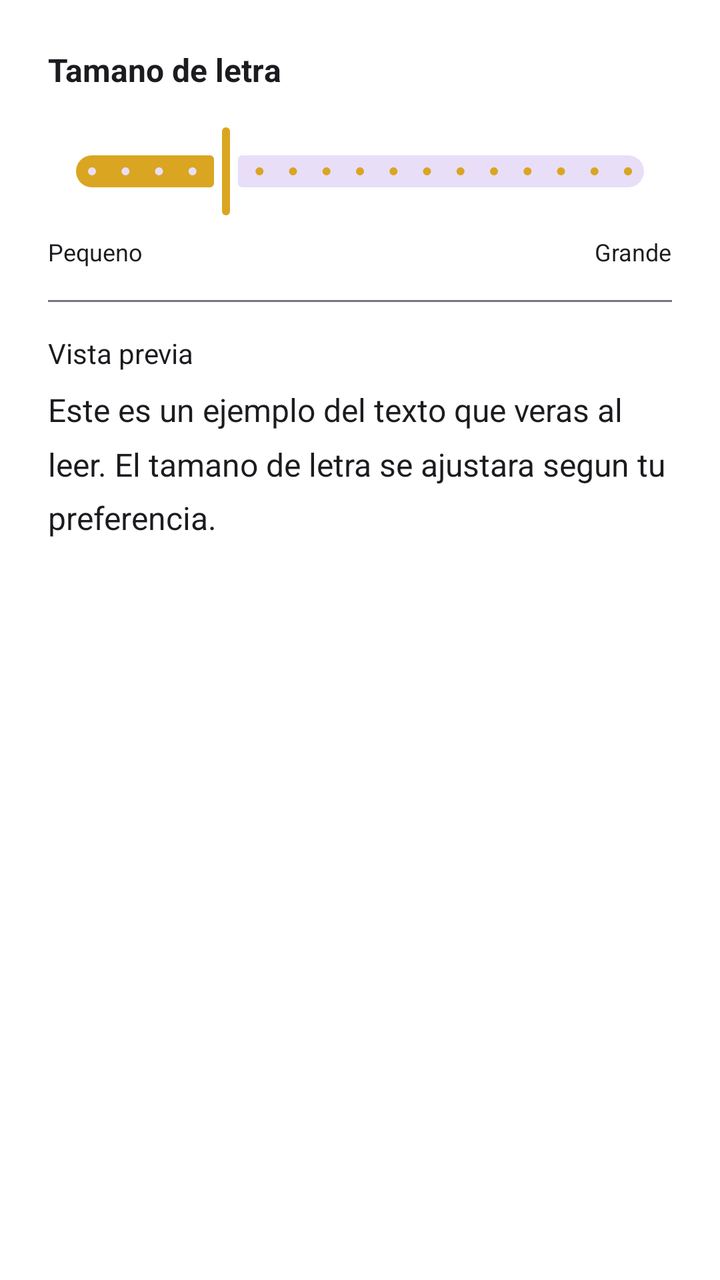
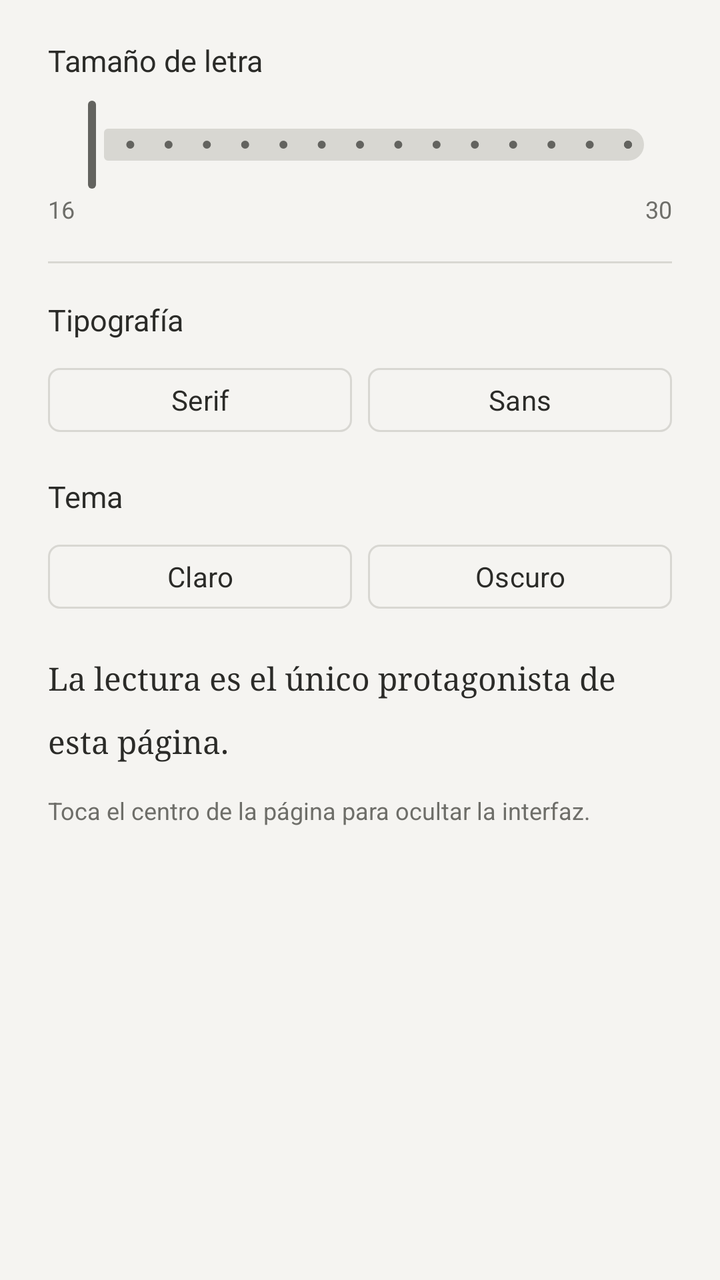

Two renders of the same Android screen: before a commit and after it. Below are the layout's source before the change and the commit's diff.
<!-- AndroidManifest.xml: application theme Theme.Leelo -->
<!-- res/layout/dialog_reading_settings.xml -->
<?xml version="1.0" encoding="utf-8"?>
<LinearLayout xmlns:android="http://schemas.android.com/apk/res/android"
    xmlns:app="http://schemas.android.com/apk/res-auto"
    android:layout_width="match_parent"
    android:layout_height="wrap_content"
    android:orientation="vertical"
    android:padding="24dp">

    <TextView
        android:layout_width="wrap_content"
        android:layout_height="wrap_content"
        android:layout_marginBottom="16dp"
        android:text="Tamano de letra"
        android:textColor="?attr/colorOnSurface"
        android:textSize="16sp"
        android:textStyle="bold" />

    <com.google.android.material.slider.Slider
        android:id="@+id/fontSizeSlider"
        android:layout_width="match_parent"
        android:layout_height="wrap_content"
        android:stepSize="1"
        android:value="16"
        android:valueFrom="12"
        android:valueTo="28"
        app:labelBehavior="floating"
        app:thumbColor="@color/gold"
        app:trackColorActive="@color/gold" />

    <LinearLayout
        android:layout_width="match_parent"
        android:layout_height="wrap_content"
        android:layout_marginTop="8dp"
        android:gravity="center_vertical"
        android:orientation="horizontal">

        <TextView
            android:layout_width="wrap_content"
            android:layout_height="wrap_content"
            android:text="Pequeno"
            android:textColor="?attr/colorOnSurface"
            android:textSize="12sp" />

        <View
            android:layout_width="0dp"
            android:layout_height="0dp"
            android:layout_weight="1" />

        <TextView
            android:layout_width="wrap_content"
            android:layout_height="wrap_content"
            android:text="Grande"
            android:textColor="?attr/colorOnSurface"
            android:textSize="12sp" />

    </LinearLayout>

    <View
        android:layout_width="match_parent"
        android:layout_height="1dp"
        android:layout_marginVertical="16dp"
        android:background="?attr/colorOutline" />

    <TextView
        android:layout_width="wrap_content"
        android:layout_height="wrap_content"
        android:layout_marginBottom="8dp"
        android:text="Vista previa"
        android:textColor="?attr/colorOnSurface"
        android:textSize="14sp" />

    <TextView
        android:id="@+id/previewText"
        android:layout_width="match_parent"
        android:layout_height="wrap_content"
        android:lineSpacingMultiplier="1.4"
        android:text="Este es un ejemplo del texto que veras al leer. El tamano de letra se ajustara segun tu preferencia."
        android:textColor="?attr/colorOnSurface"
        android:textSize="16sp" />

</LinearLayout>
<!-- resources referenced by this layout -->
<resources>
  <color name="gold">#DAA520</color>
  <style name="Theme.Leelo" parent="Base.Theme.Leelo" />
  <style name="Base.Theme.Leelo" parent="Theme.Material3.DayNight.NoActionBar">
          <item name="colorPrimary">@color/gold</item>
          <item name="colorPrimaryVariant">@color/gold</item>
          <item name="colorOnPrimary">@color/black</item>
          <item name="colorSecondary">@color/gold</item>
          <item name="colorSecondaryVariant">@color/gold</item>
          <item name="colorOnSecondary">@color/black</item>
          
          <item name="android:colorBackground">@color/background_light</item>
          <item name="colorSurface">@color/surface_light</item>
          <item name="colorOnBackground">@color/on_background_light</item>
          <item name="colorOnSurface">@color/on_surface_light</item>
          
          <item name="android:statusBarColor">@color/background_light</item>
          <item name="android:windowLightStatusBar" tools:targetApi="m">true</item>
          <item name="android:navigationBarColor">@color/background_light</item>
      </style>
  <color name="black">#FF000000</color>
  <color name="background_light">#FFFFFF</color>
  <color name="surface_light">#FFFFFF</color>
  <color name="on_background_light">#1C1B1F</color>
  <color name="on_surface_light">#1C1B1F</color>
</resources>

<!-- the commit's change to res/layout/dialog_reading_settings.xml (unified diff, before → after) -->
@@ -4,78 +4,139 @@
     android:layout_width="match_parent"
     android:layout_height="wrap_content"
     android:orientation="vertical"
-    android:padding="24dp">
+    android:paddingStart="24dp"
+    android:paddingTop="20dp"
+    android:paddingEnd="24dp"
+    android:paddingBottom="16dp">
 
     <TextView
         android:layout_width="wrap_content"
         android:layout_height="wrap_content"
-        android:layout_marginBottom="16dp"
-        android:text="Tamano de letra"
+        android:text="Tamaño de letra"
         android:textColor="?attr/colorOnSurface"
-        android:textSize="16sp"
-        android:textStyle="bold" />
+        android:textSize="15sp" />
 
     <com.google.android.material.slider.Slider
         android:id="@+id/fontSizeSlider"
         android:layout_width="match_parent"
         android:layout_height="wrap_content"
+        android:layout_marginTop="8dp"
         android:stepSize="1"
         android:value="16"
-        android:valueFrom="12"
-        android:valueTo="28"
-        app:labelBehavior="floating"
-        app:thumbColor="@color/gold"
-        app:trackColorActive="@color/gold" />
+        android:valueFrom="16"
+        android:valueTo="30"
+        app:labelBehavior="gone"
+        app:thumbColor="?attr/colorPrimary"
+        app:trackColorActive="?attr/colorPrimary"
+        app:trackColorInactive="?attr/colorOutline" />
 
     <LinearLayout
         android:layout_width="match_parent"
         android:layout_height="wrap_content"
-        android:layout_marginTop="8dp"
-        android:gravity="center_vertical"
         android:orientation="horizontal">
+
+        <TextView
+            android:layout_width="0dp"
+            android:layout_height="wrap_content"
+            android:layout_weight="1"
+            android:text="16"
+            android:textColor="?attr/colorOnSurfaceVariant"
+            android:textSize="12sp" />
 
         <TextView
             android:layout_width="wrap_content"
             android:layout_height="wrap_content"
-            android:text="Pequeno"
-            android:textColor="?attr/colorOnSurface"
+            android:text="30"
+            android:textColor="?attr/colorOnSurfaceVariant"
             android:textSize="12sp" />
-
-        <View
-            android:layout_width="0dp"
-            android:layout_height="0dp"
-            android:layout_weight="1" />
-
-        <TextView
-            android:layout_width="wrap_content"
-            android:layout_height="wrap_content"
-            android:text="Grande"
-            android:textColor="?attr/colorOnSurface"
-            android:textSize="12sp" />
-
     </LinearLayout>
 
     <View
         android:layout_width="match_parent"
         android:layout_height="1dp"
-        android:layout_marginVertical="16dp"
+        android:layout_marginVertical="18dp"
         android:background="?attr/colorOutline" />
 
     <TextView
         android:layout_width="wrap_content"
         android:layout_height="wrap_content"
-        android:layout_marginBottom="8dp"
-        android:text="Vista previa"
+        android:text="Tipografía"
         android:textColor="?attr/colorOnSurface"
-        android:textSize="14sp" />
+        android:textSize="15sp" />
+
+    <LinearLayout
+        android:layout_width="match_parent"
+        android:layout_height="wrap_content"
+        android:layout_marginTop="10dp"
+        android:orientation="horizontal">
+
+        <com.google.android.material.button.MaterialButton
+            android:id="@+id/buttonFontSerif"
+            style="@style/Widget.Leelo.OutlinedButton"
+            android:layout_width="0dp"
+            android:layout_height="40dp"
+            android:layout_weight="1"
+            android:text="Serif" />
+
+        <com.google.android.material.button.MaterialButton
+            android:id="@+id/buttonFontSans"
+            style="@style/Widget.Leelo.OutlinedButton"
+            android:layout_width="0dp"
+            android:layout_height="40dp"
+            android:layout_marginStart="8dp"
+            android:layout_weight="1"
+            android:text="Sans" />
+    </LinearLayout>
+
+    <TextView
+        android:layout_width="wrap_content"
+        android:layout_height="wrap_content"
+        android:layout_marginTop="18dp"
+        android:text="Tema"
+        android:textColor="?attr/colorOnSurface"
+        android:textSize="15sp" />
+
+    <LinearLayout
+        android:layout_width="match_parent"
+        android:layout_height="wrap_content"
+        android:layout_marginTop="10dp"
+        android:orientation="horizontal">
+
+        <com.google.android.material.button.MaterialButton
+            android:id="@+id/buttonThemeLight"
+            style="@style/Widget.Leelo.OutlinedButton"
+            android:layout_width="0dp"
+            android:layout_height="40dp"
+            android:layout_weight="1"
+            android:text="Claro" />
+
+        <com.google.android.material.button.MaterialButton
+            android:id="@+id/buttonThemeDark"
+            style="@style/Widget.Leelo.OutlinedButton"
+            android:layout_width="0dp"
+            android:layout_height="40dp"
+            android:layout_marginStart="8dp"
+            android:layout_weight="1"
+            android:text="Oscuro" />
+    </LinearLayout>
 
     <TextView
         android:id="@+id/previewText"
         android:layout_width="match_parent"
         android:layout_height="wrap_content"
-        android:lineSpacingMultiplier="1.4"
-        android:text="Este es un ejemplo del texto que veras al leer. El tamano de letra se ajustara segun tu preferencia."
+        android:layout_marginTop="20dp"
+        android:fontFamily="serif"
+        android:lineSpacingMultiplier="1.6"
+        android:text="La lectura es el único protagonista de esta página."
         android:textColor="?attr/colorOnSurface"
         android:textSize="16sp" />
 
+    <TextView
+        android:layout_width="match_parent"
+        android:layout_height="wrap_content"
+        android:layout_marginTop="16dp"
+        android:text="Toca el centro de la página para ocultar la interfaz."
+        android:textColor="?attr/colorOnSurfaceVariant"
+        android:textSize="12sp" />
+
 </LinearLayout>
<!-- resource entries referenced after the edit -->
@@ -1,28 +1,45 @@
 <!-- resources referenced by this layout -->
 <resources>
-  <color name="gold">#DAA520</color>
+  <style name="Widget.Leelo.OutlinedButton" parent="Widget.Material3.Button.OutlinedButton">
+          <item name="cornerRadius">6dp</item>
+          <item name="strokeWidth">1dp</item>
+          <item name="strokeColor">?attr/colorOutline</item>
+          <item name="backgroundTint">@android:color/transparent</item>
+          <item name="android:textColor">?attr/colorOnSurface</item>
+          <item name="android:textAllCaps">false</item>
+          <item name="iconTint">?attr/colorOnSurface</item>
+          <item name="android:stateListAnimator">@null</item>
+      </style>
   <style name="Theme.Leelo" parent="Base.Theme.Leelo" />
   <style name="Base.Theme.Leelo" parent="Theme.Material3.DayNight.NoActionBar">
-          <item name="colorPrimary">@color/gold</item>
-          <item name="colorPrimaryVariant">@color/gold</item>
-          <item name="colorOnPrimary">@color/black</item>
-          <item name="colorSecondary">@color/gold</item>
-          <item name="colorSecondaryVariant">@color/gold</item>
-          <item name="colorOnSecondary">@color/black</item>
-          
-          <item name="android:colorBackground">@color/background_light</item>
-          <item name="colorSurface">@color/surface_light</item>
-          <item name="colorOnBackground">@color/on_background_light</item>
-          <item name="colorOnSurface">@color/on_surface_light</item>
-          
-          <item name="android:statusBarColor">@color/background_light</item>
+          <item name="colorPrimary">@color/accent</item>
+          <item name="colorOnPrimary">@color/accent_on</item>
+          <item name="colorSecondary">@color/accent</item>
+          <item name="colorOnSecondary">@color/accent_on</item>
+  
+          <item name="android:colorBackground">@color/paper</item>
+          <item name="colorOnBackground">@color/ink</item>
+          <item name="colorSurface">@color/paper</item>
+          <item name="colorOnSurface">@color/ink</item>
+          <item name="colorSurfaceVariant">@color/paper</item>
+          <item name="colorOnSurfaceVariant">@color/ink_muted</item>
+          <item name="colorOutline">@color/line</item>
+          <item name="colorOutlineVariant">@color/line</item>
+          <item name="colorPrimaryContainer">@color/paper</item>
+          <item name="colorSecondaryContainer">@color/paper</item>
+  
+          <item name="android:statusBarColor">@color/paper</item>
           <item name="android:windowLightStatusBar" tools:targetApi="m">true</item>
-          <item name="android:navigationBarColor">@color/background_light</item>
+          <item name="android:navigationBarColor">@color/paper</item>
+          <item name="android:windowBackground">@color/paper</item>
+  
+          <item name="android:fontFamily">sans-serif</item>
       </style>
-  <color name="black">#FF000000</color>
-  <color name="background_light">#FFFFFF</color>
-  <color name="surface_light">#FFFFFF</color>
-  <color name="on_background_light">#1C1B1F</color>
-  <color name="on_surface_light">#1C1B1F</color>
+  <color name="accent">#FF63635F</color>
+  <color name="accent_on">#FFF5F4F1</color>
+  <color name="paper">#FFF5F4F1</color>
+  <color name="ink">#FF2B2B28</color>
+  <color name="ink_muted">#FF6E6E69</color>
+  <color name="line">#FFD8D7D2</color>
 </resources>
 
